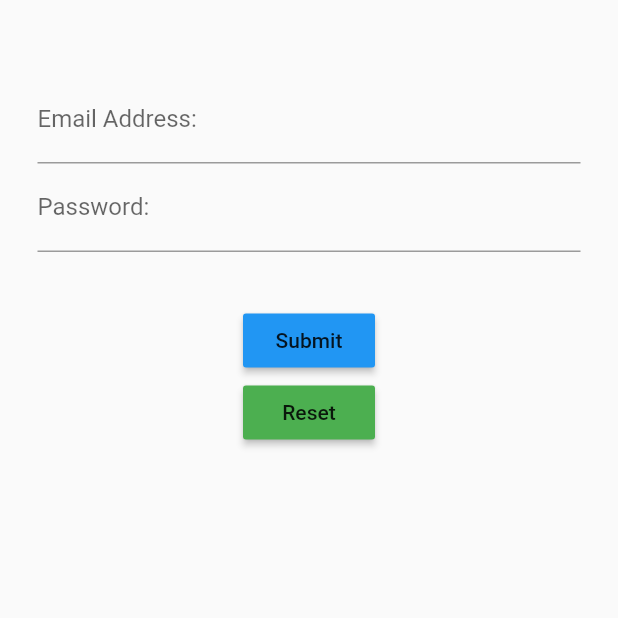
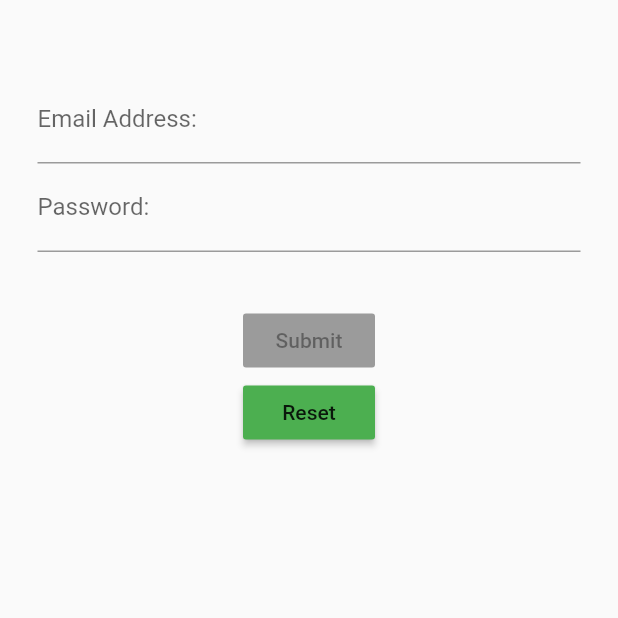
Before and after one commit to jrmarkham/flutter_login_bloc, a Flutter app: the screen it shows after launch, after a tap on "Reset", on a phone screen of 412 x 824 dp, the top half of it. Run offline on Flutter 3.47's test engine with Material 2 defaults, Android fonts, the phone set to English and light mode, and no system bars; our stand-ins replace rxdart.

Commit message:
validation wrapping up with blocs

```diff
--- a/lib/src/blocs/blocs.dart
+++ b/lib/src/blocs/blocs.dart
@@ -1,20 +1,38 @@
 // DEPENDENCIES
 import 'dart:async';
+import 'package:rxdart/rxdart.dart';
 // DEV LIBS
 import 'validators.dart';
 
 class Bloc extends Object with Validators{
-  final _email = StreamController<String>();
-  final _password = StreamController<String>();
+  final _email = BehaviorSubject<String>();
+  final _password = BehaviorSubject<String>();
 
   // add transformations to stream getters
   // Add data to stream
   Stream<String> get email => _email.stream.transform(validateEmail);
   Stream<String> get password => _password.stream.transform(validatePassword);
+  // RX
+  Stream<bool> get submitValid => Observable.combineLatest2(email, password, (e,p)=>true);
+
 
   // Change data from Stream (add sink)
   Function(String) get changeEmail => _email.sink.add;
   Function(String) get changePassword => _password.sink.add;
+
+
+  submit(){
+    final String validEmail = _email.value;
+    final String validPassword = _password.value;
+
+    print(' submitting email:$validEmail and password: $validPassword');
+
+  }
+
+
+  reset(){
+
+  }
 
   // close sinks
   dispose(){
--- a/lib/src/screens/login_screen.dart
+++ b/lib/src/screens/login_screen.dart
@@ -28,8 +28,8 @@ class LoginScreen extends StatelessWidget{
             passwordField(bloc_scoped),
             // USE CONTAIN FOR JUST MARGIN SPACING
             Container(margin: EdgeInsets.only(top: 35.0)),
-            submitButton(),
-            resetButton()
+            submitButton(bloc_scoped),
+            resetButton(bloc_scoped)
 
 
           ],
@@ -88,22 +88,40 @@ Widget passwordField(Bloc blocScope) {
   );
 }
 
-Widget submitButton() {
+Widget submitButton(Bloc blocScope) {
+  return StreamBuilder(
+    /// GLOBAL BLOC
+    //  stream: bloc_global.submitValid,
+    /// SCOPED BLOC
+    stream: blocScope.submitValid,
+    builder: (context, snapshot){
       return RaisedButton(
-    onPressed: () {
-      print('sumit');
-    },
+        /// GLOBAL BLOC
+        //   onPressed: snapshot.hasData?bloc_global.submit:null,
+        /// SCOPED BLOC
+        onPressed: snapshot.hasData?blocScope.submit:null,
         color: Colors.blue,
         child: Text('Submit'),
       );
     }
+  );
+}
 
-Widget resetButton() {
+Widget resetButton(Bloc blocScope) {
+  return StreamBuilder(
+    /// GLOBAL BLOC
+    //  stream: bloc_global.submitValid,
+    /// SCOPED BLOC
+      stream: blocScope.submitValid,
+      builder: (context, snapshot){
         return RaisedButton(
-    onPressed: () {
-      print('reset');
-    },
+          /// GLOBAL BLOC
+          //  onPressed:bloc_global.reset,
+          /// SCOPED BLOC
+          onPressed:blocScope.reset,
           color: Colors.green,
           child: Text('Reset'),
         );
       }
+  );
+}
--- a/pubspec.yaml
+++ b/pubspec.yaml
@@ -19,6 +19,7 @@ dependencies:
   # The following adds the Cupertino Icons font to your application.
   # Use with the CupertinoIcons class for iOS style icons.
   cupertino_icons: ^0.1.2
+  rxdart: ^0.16.7
 
 dev_dependencies:
   flutter_test:
```
Also changed, not shown: pubspec.lock. Lines whose indentation alone changed are shown as unchanged.
